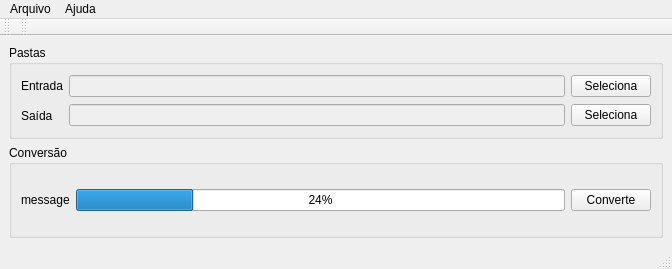
First picture: the form in knoma-converter.ui, repository KNOMA-LAB/knoma-converter, before the edit.
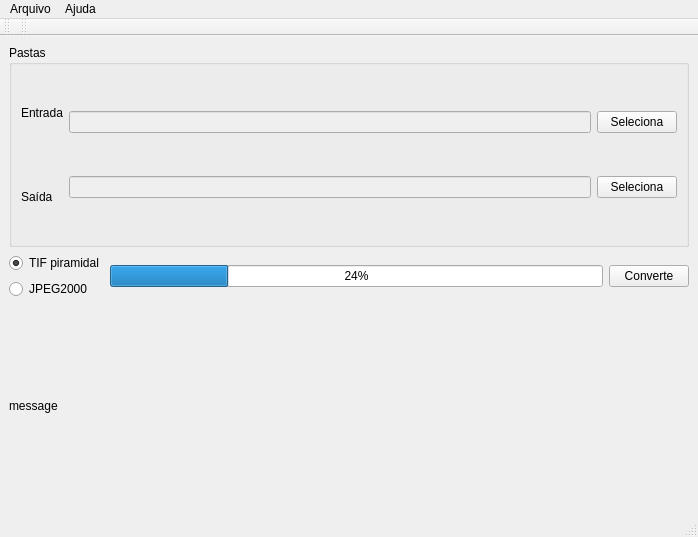
Second picture: the form after the edit.

Commit message: conversion now works, by calling convert via shell.

```diff
--- a/knoma-converter.ui
+++ b/knoma-converter.ui
@@ -6,8 +6,8 @@
    <rect>
     <x>0</x>
     <y>0</y>
-    <width>672</width>
-    <height>269</height>
+    <width>698</width>
+    <height>537</height>
    </rect>
   </property>
   <property name="sizePolicy">
@@ -26,8 +26,13 @@
    <string>KNOMA Image Converter</string>
   </property>
   <widget class="QWidget" name="centralwidget">
-   <layout class="QVBoxLayout" name="verticalLayout_5">
-    <item>
+   <layout class="QGridLayout" name="gridLayout_2">
+    <item row="0" column="0">
+     <layout class="QGridLayout" name="gridLayout">
+      <property name="sizeConstraint">
+       <enum>QLayout::SetMaximumSize</enum>
+      </property>
+      <item row="0" column="0">
      <widget class="QGroupBox" name="groupBox">
       <property name="title">
        <string>Pastas</string>
@@ -93,20 +98,34 @@
       </layout>
      </widget>
     </item>
-    <item>
-     <widget class="QGroupBox" name="groupBox_2">
-      <property name="title">
-       <string>Conversão</string>
-      </property>
-      <layout class="QVBoxLayout" name="verticalLayout_4">
-       <item>
+      <item row="1" column="0">
         <layout class="QHBoxLayout" name="horizontalLayout_2">
          <item>
-          <widget class="QLabel" name="label_message">
+         <layout class="QVBoxLayout" name="verticalLayout_4">
+          <item>
+           <widget class="QRadioButton" name="radioButton_2">
            <property name="text">
-            <string>message</string>
-           </property>
-          </widget>
+             <string>TIF piramidal</string>
+            </property>
+            <property name="checked">
+             <bool>true</bool>
+            </property>
+            <attribute name="buttonGroup">
+             <string notr="true">buttonGroup</string>
+            </attribute>
+           </widget>
+          </item>
+          <item>
+           <widget class="QRadioButton" name="radioButton">
+            <property name="text">
+             <string>JPEG2000</string>
+            </property>
+            <attribute name="buttonGroup">
+             <string notr="true">buttonGroup</string>
+            </attribute>
+           </widget>
+          </item>
+         </layout>
          </item>
          <item>
           <widget class="QProgressBar" name="progressBar">
@@ -124,8 +143,14 @@
          </item>
         </layout>
        </item>
-      </layout>
-     </widget>
+      <item row="2" column="0">
+       <widget class="QLabel" name="label_message">
+        <property name="text">
+         <string>message</string>
+        </property>
+       </widget>
+      </item>
+     </layout>
     </item>
    </layout>
   </widget>
@@ -134,7 +159,7 @@
     <rect>
      <x>0</x>
      <y>0</y>
-     <width>672</width>
+     <width>698</width>
      <height>27</height>
     </rect>
    </property>
```
Left out of the diff: 3 changed lines with no effect on the pictures. Lines whose indentation alone changed are shown as unchanged. The commit also changes 2 other files.
